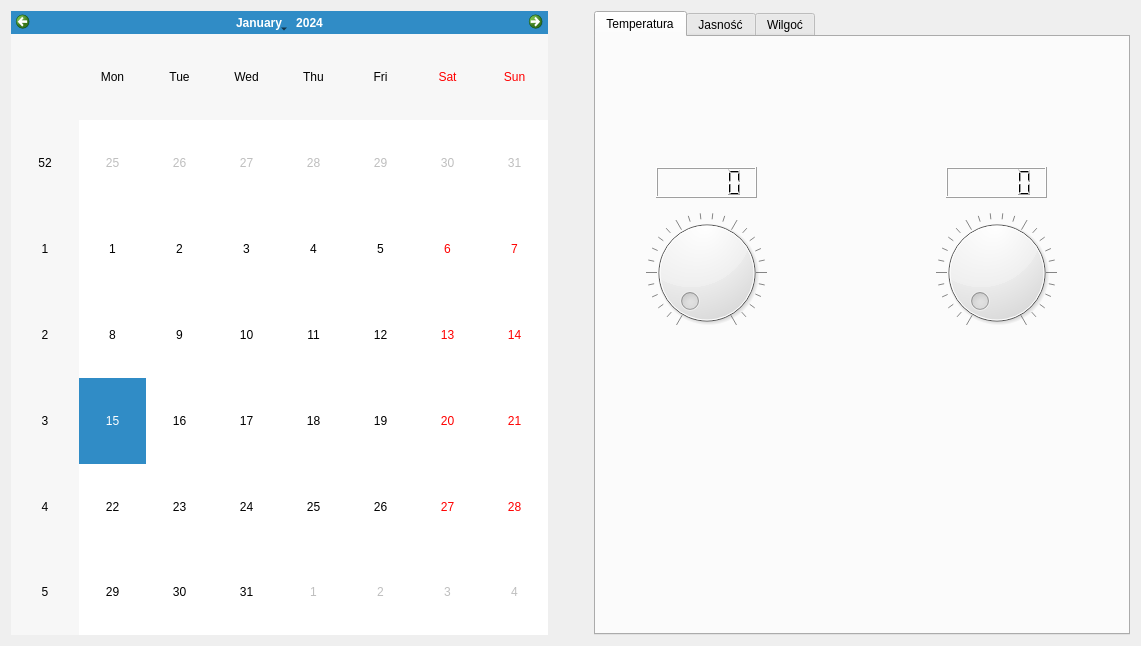
Before: the Qt Designer form Staff.ui in xxBeWolfxx/house_manager, drawn with Qt 5.
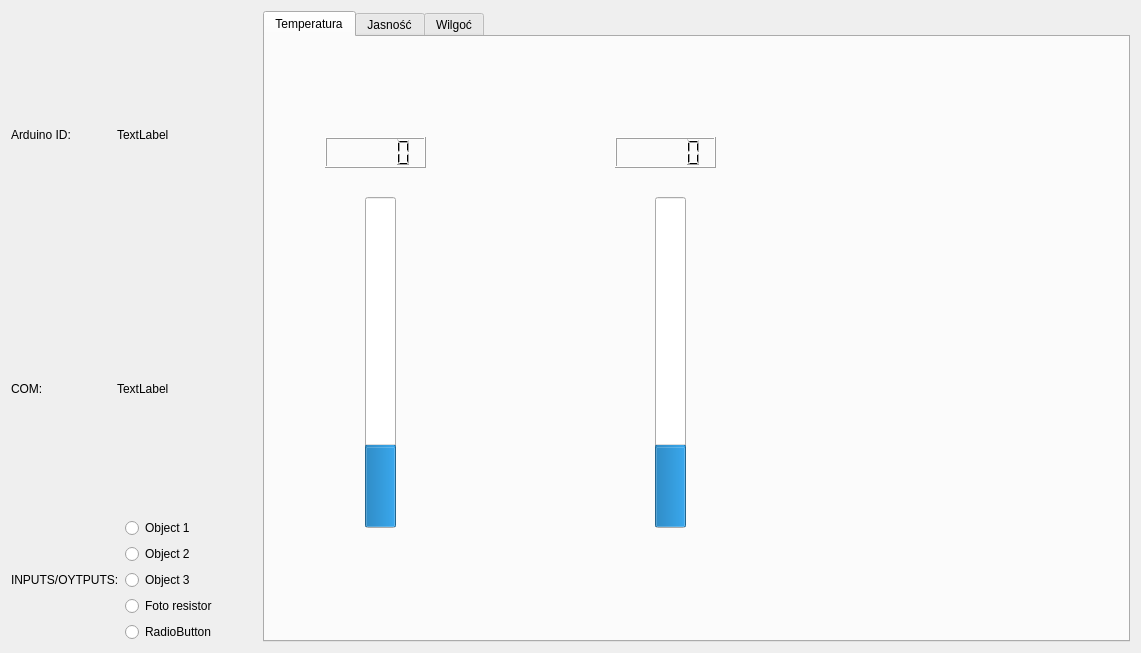
After: the same form once the commit is applied. The open tabs and pages were chosen to show the change.

Commit message: Start working at staff window

```diff
--- a/Staff.ui
+++ b/Staff.ui
@@ -7,7 +7,7 @@
     <x>0</x>
     <y>0</y>
     <width>1141</width>
-    <height>646</height>
+    <height>648</height>
    </rect>
   </property>
   <property name="windowTitle">
@@ -17,7 +17,94 @@
    <item>
     <layout class="QVBoxLayout" name="verticalLayout">
      <item>
-      <widget class="QCalendarWidget" name="calendarWidget"/>
+      <layout class="QHBoxLayout" name="horizontalLayout_3">
+       <item>
+        <widget class="QLabel" name="label_2">
+         <property name="text">
+          <string>Arduino ID:</string>
+         </property>
+        </widget>
+       </item>
+       <item>
+        <widget class="QLabel" name="ID">
+         <property name="text">
+          <string>TextLabel</string>
+         </property>
+        </widget>
+       </item>
+      </layout>
+     </item>
+     <item>
+      <layout class="QHBoxLayout" name="horizontalLayout_4">
+       <item>
+        <widget class="QLabel" name="label_3">
+         <property name="text">
+          <string>COM:</string>
+         </property>
+        </widget>
+       </item>
+       <item>
+        <widget class="QLabel" name="COM">
+         <property name="text">
+          <string>TextLabel</string>
+         </property>
+        </widget>
+       </item>
+      </layout>
+     </item>
+     <item>
+      <layout class="QHBoxLayout" name="horizontalLayout_5">
+       <item>
+        <layout class="QHBoxLayout" name="horizontalLayout_2">
+         <item>
+          <widget class="QLabel" name="label_5">
+           <property name="text">
+            <string>INPUTS/OYTPUTS:</string>
+           </property>
+          </widget>
+         </item>
+         <item>
+          <layout class="QVBoxLayout" name="verticalLayout_2">
+           <item>
+            <widget class="QRadioButton" name="radioButton">
+             <property name="text">
+              <string>Object 1</string>
+             </property>
+            </widget>
+           </item>
+           <item>
+            <widget class="QRadioButton" name="radioButton_2">
+             <property name="text">
+              <string>Object 2</string>
+             </property>
+            </widget>
+           </item>
+           <item>
+            <widget class="QRadioButton" name="radioButton_3">
+             <property name="text">
+              <string>Object 3</string>
+             </property>
+            </widget>
+           </item>
+           <item>
+            <widget class="QRadioButton" name="radioButton_4">
+             <property name="text">
+              <string>Foto resistor</string>
+             </property>
+            </widget>
+           </item>
+           <item>
+            <widget class="QRadioButton" name="radioButton_5">
+             <property name="text">
+              <string>RadioButton</string>
+             </property>
+            </widget>
+           </item>
+          </layout>
+         </item>
+        </layout>
+       </item>
+      </layout>
      </item>
     </layout>
    </item>
@@ -43,88 +130,67 @@
       <number>2</number>
      </property>
      <widget class="QWidget" name="tab">
+      <property name="minimumSize">
+       <size>
+        <width>531</width>
+        <height>601</height>
+       </size>
+      </property>
       <attribute name="title">
        <string>Temperatura</string>
       </attribute>
-      <widget class="QDial" name="temp_1">
-       <property name="enabled">
-        <bool>true</bool>
-       </property>
-       <property name="geometry">
-        <rect>
-         <x>50</x>
-         <y>170</y>
-         <width>121</width>
-         <height>131</height>
-        </rect>
-       </property>
-       <property name="styleSheet">
-        <string notr="true"/>
-       </property>
-       <property name="orientation">
-        <enum>Qt::Horizontal</enum>
-       </property>
-       <property name="invertedAppearance">
-        <bool>false</bool>
-       </property>
-       <property name="invertedControls">
-        <bool>false</bool>
-       </property>
-       <property name="wrapping">
-        <bool>false</bool>
-       </property>
-       <property name="notchesVisible">
-        <bool>true</bool>
-       </property>
-      </widget>
-      <widget class="QDial" name="temp_2">
-       <property name="enabled">
-        <bool>true</bool>
-       </property>
-       <property name="geometry">
-        <rect>
-         <x>340</x>
-         <y>170</y>
-         <width>121</width>
-         <height>131</height>
-        </rect>
-       </property>
-       <property name="orientation">
-        <enum>Qt::Horizontal</enum>
-       </property>
-       <property name="invertedAppearance">
-        <bool>false</bool>
-       </property>
-       <property name="invertedControls">
-        <bool>false</bool>
-       </property>
-       <property name="wrapping">
-        <bool>false</bool>
-       </property>
-       <property name="notchesVisible">
-        <bool>true</bool>
-       </property>
-      </widget>
-      <widget class="QLCDNumber" name="lcd_temp_1">
-       <property name="geometry">
-        <rect>
-         <x>60</x>
-         <y>130</y>
-         <width>101</width>
-         <height>31</height>
-        </rect>
-       </property>
-      </widget>
       <widget class="QLCDNumber" name="lcd_temp_2">
        <property name="geometry">
         <rect>
          <x>350</x>
-         <y>130</y>
+         <y>100</y>
          <width>101</width>
          <height>31</height>
         </rect>
        </property>
       </widget>
+      <widget class="QProgressBar" name="temp_bar2">
+       <property name="geometry">
+        <rect>
+         <x>390</x>
+         <y>160</y>
+         <width>31</width>
+         <height>331</height>
+        </rect>
+       </property>
+       <property name="value">
+        <number>24</number>
+       </property>
+       <property name="orientation">
+        <enum>Qt::Vertical</enum>
+       </property>
+      </widget>
+      <widget class="QLCDNumber" name="lcd_temp_1">
+       <property name="geometry">
+        <rect>
+         <x>60</x>
+         <y>100</y>
+         <width>101</width>
+         <height>31</height>
+        </rect>
+       </property>
+      </widget>
+      <widget class="QProgressBar" name="temp_bar1">
+       <property name="geometry">
+        <rect>
+         <x>100</x>
+         <y>160</y>
+         <width>31</width>
+         <height>331</height>
+        </rect>
+       </property>
+       <property name="value">
+        <number>24</number>
+       </property>
+       <property name="orientation">
+        <enum>Qt::Vertical</enum>
+       </property>
+      </widget>
      </widget>
      <widget class="QWidget" name="tab_2">
       <attribute name="title">
```
Left out of the diff: 246 changed lines with no effect on the pictures. The commit also changes 16 other files.
